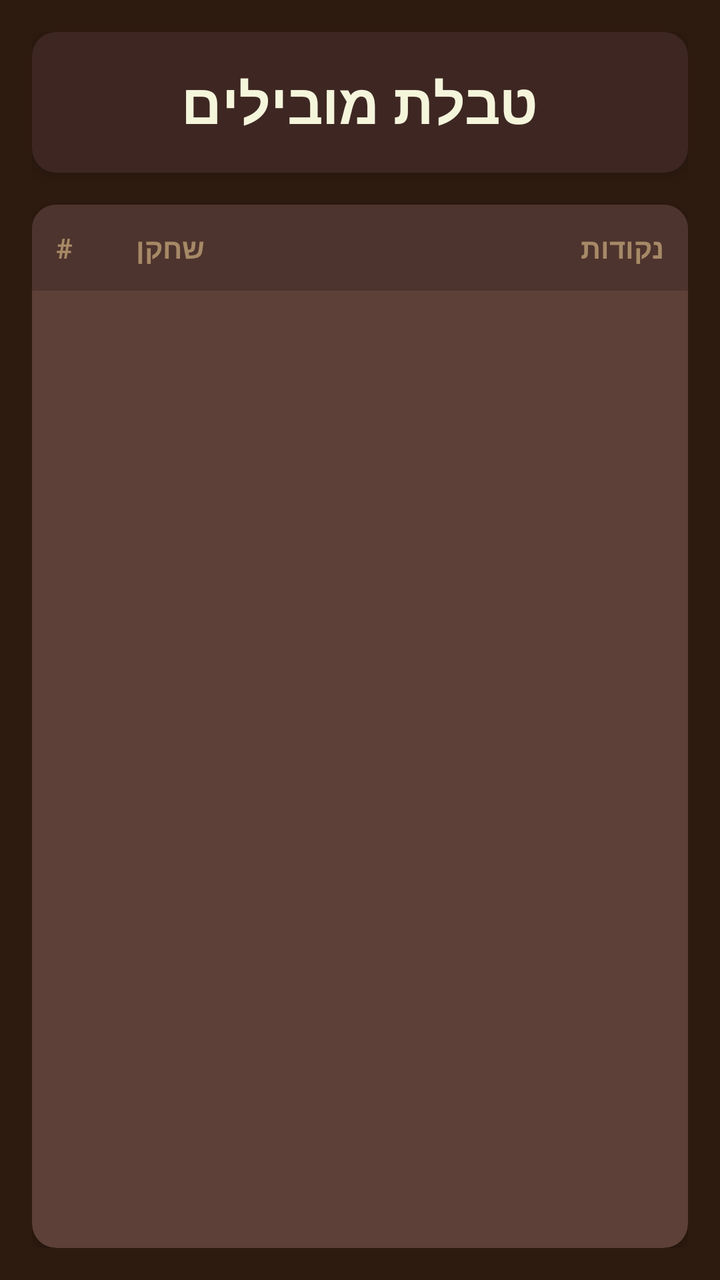
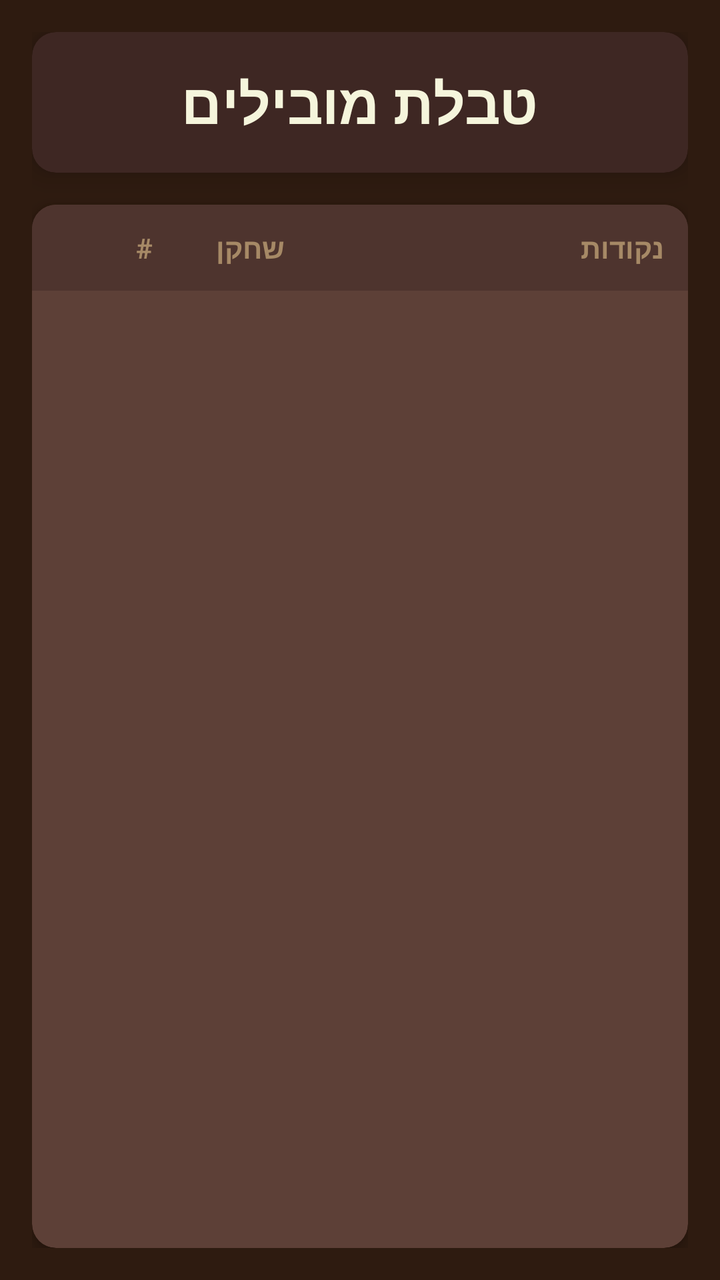

Compare the two renders of this Android layout. The source of the first and the diff that turns it into the second are given below.
<!-- AndroidManifest.xml: application theme Theme.BackGammonFinal -->
<!-- res/layout/fragment_leaderboard.xml -->
<?xml version="1.0" encoding="utf-8"?>
<LinearLayout xmlns:android="http://schemas.android.com/apk/res/android"
    xmlns:app="http://schemas.android.com/apk/res-auto"
    android:layout_width="match_parent"
    android:layout_height="match_parent"
    android:background="#2E1B10"
    android:orientation="vertical"
    android:padding="16dp">

    <androidx.cardview.widget.CardView
        android:layout_width="match_parent"
        android:layout_height="wrap_content"
        android:layout_marginBottom="16dp"
        app:cardBackgroundColor="#3E2723"
        app:cardCornerRadius="12dp"
        app:cardElevation="8dp">

        <LinearLayout
            android:layout_width="match_parent"
            android:layout_height="wrap_content"
            android:gravity="center"
            android:orientation="vertical"
            android:padding="16dp">

            <TextView
                android:layout_width="wrap_content"
                android:layout_height="wrap_content"
                android:text="טבלת מובילים"
                android:textColor="#F5F5DC"
                android:textSize="28sp"
                android:textStyle="bold" />

        </LinearLayout>
    </androidx.cardview.widget.CardView>

    <androidx.cardview.widget.CardView
        android:layout_width="match_parent"
        android:layout_height="0dp"
        android:layout_weight="1"
        app:cardBackgroundColor="#5D4037"
        app:cardCornerRadius="12dp"
        app:cardElevation="4dp">

        <LinearLayout
            android:layout_width="match_parent"
            android:layout_height="match_parent"
            android:orientation="vertical">

            <LinearLayout
                android:layout_width="match_parent"
                android:layout_height="wrap_content"
                android:background="#4E342E"
                android:padding="12dp"
                android:orientation="horizontal">

                <TextView
                    android:layout_width="40dp"
                    android:layout_height="wrap_content"
                    android:text="#"
                    android:textColor="#A68966"
                    android:textStyle="bold" />

                <TextView
                    android:layout_width="0dp"
                    android:layout_height="wrap_content"
                    android:layout_weight="1"
                    android:text="שחקן"
                    android:gravity="end"
                    android:textColor="#A68966"
                    android:textStyle="bold" />

                <TextView
                    android:layout_width="wrap_content"
                    android:layout_height="wrap_content"
                    android:text="נקודות"
                    android:textColor="#A68966"
                    android:textStyle="bold" />
            </LinearLayout>

            <androidx.recyclerview.widget.RecyclerView
                android:id="@+id/recyclerViewLeaderboard"
                android:layout_width="match_parent"
                android:layout_height="match_parent"
                android:padding="8dp"
                android:clipToPadding="false" />
        </LinearLayout>
    </androidx.cardview.widget.CardView>

    <Button
        android:id="@+id/btnBackToGame"
        android:layout_width="match_parent"
        android:layout_height="wrap_content"
        android:backgroundTint="#A68966"
        android:text="Back To Main Menu"
        android:textColor="#2E1B10"
        android:textStyle="bold"
        android:visibility="gone"/>

</LinearLayout>
<!-- resources referenced by this layout -->
<resources>
  <style name="Theme.BackGammonFinal" parent="Base.Theme.BackGammonFinal" />
  <style name="Base.Theme.BackGammonFinal" parent="Theme.Material3.DayNight.NoActionBar">
      </style>
</resources>

<!-- the commit's change to res/layout/fragment_leaderboard.xml (unified diff, before → after) -->
@@ -56,6 +56,11 @@
                 <TextView
                     android:layout_width="40dp"
                     android:layout_height="wrap_content"
+                    android:text="" />
+
+                <TextView
+                    android:layout_width="40dp"
+                    android:layout_height="wrap_content"
                     android:text="#"
                     android:textColor="#A68966"
                     android:textStyle="bold" />
@@ -77,12 +82,25 @@
                     android:textStyle="bold" />
             </LinearLayout>
 
-            <androidx.recyclerview.widget.RecyclerView
-                android:id="@+id/recyclerViewLeaderboard"
+            <FrameLayout
                 android:layout_width="match_parent"
-                android:layout_height="match_parent"
-                android:padding="8dp"
-                android:clipToPadding="false" />
+                android:layout_height="match_parent">
+
+                <androidx.recyclerview.widget.RecyclerView
+                    android:id="@+id/recyclerViewLeaderboard"
+                    android:layout_width="match_parent"
+                    android:layout_height="match_parent"
+                    android:padding="8dp"
+                    android:clipToPadding="false" />
+
+                <ProgressBar
+                    android:id="@+id/progressBar"
+                    android:layout_width="wrap_content"
+                    android:layout_height="wrap_content"
+                    android:layout_gravity="center"
+                    android:indeterminateTint="#A68966"
+                    android:visibility="visible" />
+            </FrameLayout>
         </LinearLayout>
     </androidx.cardview.widget.CardView>
 
